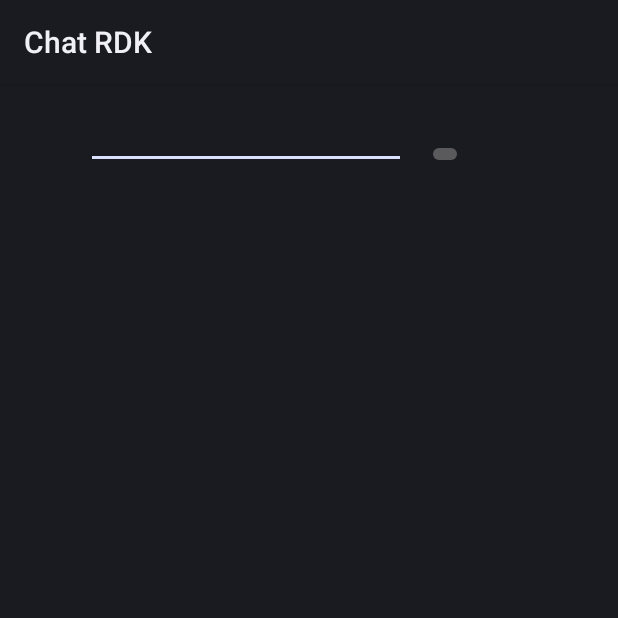
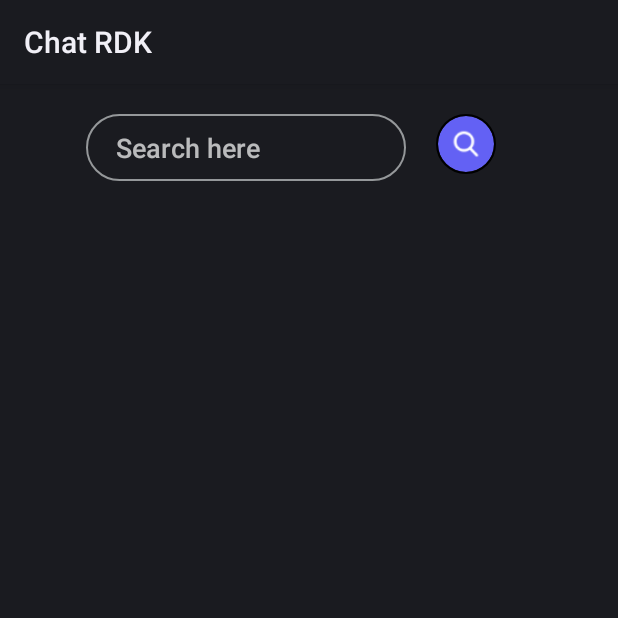
Before and after one commit to DocN/Chat-RDK, an Android app: the fragment ProfileSearchFragment shown on its own in the app's theme, on a phone screen of 412 x 824 dp, the top half of it. Run offline under Robolectric (Android 15) with nearby library versions, the phone set to English and light mode, and no system bars; our stand-ins replace CircleImageView, Firebase (no records; nobody signed in at launch, a user with empty details on screens opened directly); pictures from the network do not load.

Commit message:
Added search functionality - Steven

```diff
--- a/app/src/main/java/com/drnserver/chatrdk/ui/ProfileSearchFragment.java
+++ b/app/src/main/java/com/drnserver/chatrdk/ui/ProfileSearchFragment.java
@@ -5,85 +5,55 @@ import android.support.v4.app.Fragment;
 import android.view.LayoutInflater;
 import android.view.View;
 import android.view.ViewGroup;
-import android.widget.Button;
-import android.widget.ImageButton;
+import android.widget.EditText;
+import android.widget.ImageView;
 import android.widget.Toast;
-import android.content.BroadcastReceiver;
 import android.content.Context;
-import android.content.DialogInterface;
-import android.content.Intent;
-import android.content.IntentFilter;
-import android.graphics.Bitmap;
-import android.graphics.BitmapFactory;
-import android.graphics.Typeface;
-import android.os.Bundle;
-import android.os.CountDownTimer;
-import android.support.annotation.NonNull;
-import android.support.v4.app.Fragment;
-import android.support.v4.widget.SwipeRefreshLayout;
-import android.support.v7.app.AlertDialog;
 import android.support.v7.widget.LinearLayoutManager;
 import android.support.v7.widget.RecyclerView;
-import android.text.InputType;
-import android.util.Base64;
-import android.util.Log;
-import android.view.LayoutInflater;
-import android.view.View;
-import android.view.ViewGroup;
 import android.widget.TextView;
 
-import com.google.android.gms.tasks.OnCompleteListener;
-import com.google.android.gms.tasks.OnFailureListener;
-import com.google.android.gms.tasks.Task;
-import com.google.firebase.auth.FirebaseAuth;
-import com.google.firebase.database.ChildEventListener;
-import com.google.firebase.database.DataSnapshot;
-import com.google.firebase.database.DatabaseError;
+import com.bumptech.glide.Glide;
+import com.drnserver.chatrdk.model.UserIndex;
+
+import com.firebase.ui.database.FirebaseRecyclerAdapter;
 import com.google.firebase.database.DatabaseReference;
 import com.google.firebase.database.FirebaseDatabase;
 import com.google.firebase.database.Query;
-import com.google.firebase.database.ValueEventListener;
 import com.drnserver.chatrdk.R;
-import com.drnserver.chatrdk.data.FriendDB;
-import com.drnserver.chatrdk.data.StaticConfig;
-import com.drnserver.chatrdk.model.Friend;
-import com.drnserver.chatrdk.model.ListFriend;
-import com.drnserver.chatrdk.service.ServiceUtils;
-import com.yarolegovich.lovelydialog.LovelyInfoDialog;
-import com.yarolegovich.lovelydialog.LovelyProgressDialog;
-import com.yarolegovich.lovelydialog.LovelyTextInputDialog;
 
-import java.text.SimpleDateFormat;
-import java.util.ArrayList;
-import java.util.Date;
-import java.util.HashMap;
-import java.util.Iterator;
-import java.util.Map;
-import java.util.regex.Matcher;
-import java.util.regex.Pattern;
+import de.hdodenhof.circleimageview.CircleImageView;
 
-
-/**
- * Created by User on 2/28/2017.
- */
-
-public class ProfileSearchFragment extends Fragment {
+public class ProfileSearchFragment extends Fragment implements View.OnClickListener {
     private static final String TAG = "Tab1Fragment";
 
-    private ImageButton btnTEST;
+    //Variables - Steven
+    private CircleImageView circleImageView;
+    private EditText searchText;
+    private RecyclerView resultList;
+    private DatabaseReference userIndex;
+
+/*    private ImageButton btnTEST;
     private FirebaseDatabase mFirebaseDatabase;
     private FirebaseAuth mAuth;
     private FirebaseAuth.AuthStateListener mAuthListener;
-    private DatabaseReference myRef;
+    private DatabaseReference myRef;*/
+
 
 
     String id = "CZ1Bcon808dHrAJAl6ExxulmgFZ2";
     @Nullable
     @Override
     public View onCreateView (LayoutInflater inflater, @Nullable ViewGroup container, @Nullable Bundle savedInstanceState) {
-        View view = inflater.inflate(R.layout.user_search_fragment, container, false);
-        btnTEST = (ImageButton) view.findViewById(R.id.searchButton);
-        /* work in progress
+        return inflater.inflate(R.layout.user_search_fragment, container, false);
+
+        /*        View view = inflater.inflate(R.layout.user_search_fragment, container, false);
+
+
+
+
+        //btnTEST = (ImageButton) view.findViewById(R.id.searchButton);
+        *//* work in progress
         btnTEST.setOnClickListener(new View.OnClickListener() {
             @Override
             public void onClick(View view) {
@@ -100,7 +70,90 @@ public class ProfileSearchFragment extends Fragment {
                 Toast.makeText(getActivity(), "TESTING BUTTON CLICK 1", Toast.LENGTH_SHORT).show();
             }
         });
-        */
-        return view;
+        *//*
+        return view;*/
     }
+
+    @Override
+    public void onActivityCreated(@Nullable Bundle savedInstanceState) {
+        super.onActivityCreated(savedInstanceState);
+
+        //Variable init - Steven
+        userIndex = FirebaseDatabase.getInstance().getReference("UserIndex");
+        searchText = getView().findViewById(R.id.searchText);
+        circleImageView = getView().findViewById((R.id.searchButton));
+        resultList = getView().findViewById(R.id.searchList);
+        //List in recyclerview - Steven
+        resultList.setHasFixedSize(true);
+        resultList.setLayoutManager(new LinearLayoutManager(getContext()));
+        //Listener - Steven
+        circleImageView.setOnClickListener(this);
+
+
+
+    }
+
+    //onClick, calls search function - Steven
+    @Override
+    public void onClick(View view) {
+        String searchUser = searchText.getText().toString();
+        firebaseUserSearch(searchUser);
+
+    }
+
+    //Seach funtion - Steven
+    private void firebaseUserSearch(String searchUser) {
+
+        Toast.makeText(getContext(), "Started Search", Toast.LENGTH_LONG).show();
+        //Search firebse - Steven
+        Query firebaseSearchQuery =
+                userIndex.orderByChild("nameIndex").startAt(searchUser).endAt(searchUser + "\uf8ff");
+
+        //Custom adaptor to bind data from the Firebase to list ui
+        //https://github.com/firebase/FirebaseUI-Android/blob/master/database/README.md
+        FirebaseRecyclerAdapter<UserIndex,UsersViewHolder>
+                firebaseRecyclerAdapter =
+                new FirebaseRecyclerAdapter<UserIndex, UsersViewHolder>(
+                UserIndex.class, R.layout.list_layout, UsersViewHolder.class, firebaseSearchQuery
+
+        ) {
+            @Override
+            protected void populateViewHolder
+                    (UsersViewHolder viewHolder, UserIndex userIndex, int position) {
+                viewHolder.setDetails(getContext(), userIndex.nameIndex, userIndex.status,
+                        userIndex.image);
+
+            }
+        };
+        resultList.setAdapter(firebaseRecyclerAdapter);
+    }
+
+    //Static class sets the detail to the view - Steven
+    public static class UsersViewHolder extends RecyclerView.ViewHolder {
+
+        View mView;
+
+        public UsersViewHolder(View itemView) {
+            super(itemView);
+            mView = itemView;
+
+        }
+
+        //Set the detail of the list view - Steven
+        public void setDetails(Context context, String userName, String userStatus, String userImage) {
+
+            TextView user_name = (TextView) mView.findViewById(R.id.name_text);
+            TextView user_status = (TextView) mView.findViewById(R.id.status_text);
+            ImageView user_image = (ImageView) mView.findViewById(R.id.profile_image);
+
+            user_name.setText(userName);
+            user_status.setText(userStatus);
+
+            //add user image
+            Glide.with(context).load(userImage).into(user_image);
+
+
+        }
+    }
+
 }
--- /dev/null
+++ b/app/src/main/res/drawable-v24/search_layout.xml
@@ -0,0 +1,7 @@
+<?xml version="1.0" encoding="utf-8"?>
+<shape xmlns:android="http://schemas.android.com/apk/res/android">
+
+    <stroke android:color="#95989A" android:width="1dp" />
+    <corners android:radius="30dp" />
+
+</shape>
--- a/app/src/main/res/layout/user_search_fragment.xml
+++ b/app/src/main/res/layout/user_search_fragment.xml
@@ -1,7 +1,6 @@
 <?xml version="1.0" encoding="utf-8"?>
 <RelativeLayout xmlns:android="http://schemas.android.com/apk/res/android"
     xmlns:app="http://schemas.android.com/apk/res-auto"
-    android:orientation="vertical"
     android:layout_width="match_parent"
     android:layout_height="match_parent">
 
@@ -12,17 +11,36 @@
         android:layout_alignParentStart="true"
         android:layout_alignParentTop="true"
         android:layout_marginStart="57dp"
-        android:layout_marginTop="11dp"
+        android:background="@drawable/search_layout"
+        android:layout_marginRight="20dp"
+        android:layout_marginTop="20dp"
+        android:paddingBottom="10dp"
+        android:paddingLeft="20dp"
+        android:paddingRight="20dp"
+        android:paddingTop="10dp"
+        android:hint="Search here"
         android:ems="10"
         android:inputType="textPersonName"
         android:text="" />
 
-    <ImageButton
+    //search button place holder (can be replaced) - Steven
+    <de.hdodenhof.circleimageview.CircleImageView xmlns:app="http://schemas.android.com/apk/res-auto"
         android:id="@+id/searchButton"
-        android:layout_width="wrap_content"
-        android:layout_height="wrap_content"
-        android:layout_alignBottom="@+id/searchText"
-        android:layout_marginStart="14dp"
+        android:layout_width="40dp"
+        android:layout_height="40dp"
+        android:layout_alignTop="@+id/searchText"
+        android:layout_marginStart="20dp"
         android:layout_toEndOf="@+id/searchText"
-        app:srcCompat="?android:attr/actionModeWebSearchDrawable" />
+        android:src="@drawable/search_button"
+        app:civ_border_width="01dp" />
+
+    //Recycler View - Steven
+    <android.support.v7.widget.RecyclerView
+        android:id="@+id/searchList"
+        android:layout_width="match_parent"
+        android:layout_height="match_parent"
+        android:layout_alignParentStart="true"
+        android:layout_below="@+id/searchText"
+        android:layout_marginTop="50dp"/>
+
 </RelativeLayout>
```
Also changed, not shown: app/build.gradle (+14 -0 lines), app/src/main/java/com/drnserver/chatrdk/loginActivity.java (+10 -0 lines), app/src/main/java/com/drnserver/chatrdk/model/UserIndex.java (added, +20 -0 lines), app/src/main/res/drawable/ic_search_black_24dp.xml (added, +9 -0 lines), app/src/main/res/layout/list_layout.xml (added, +45 -0 lines), app/src/main/res/drawable-v24/search_button.png (added), app/src/main/res/mipmap-hdpi/profile_place_holder.png (added), 1 other file.
